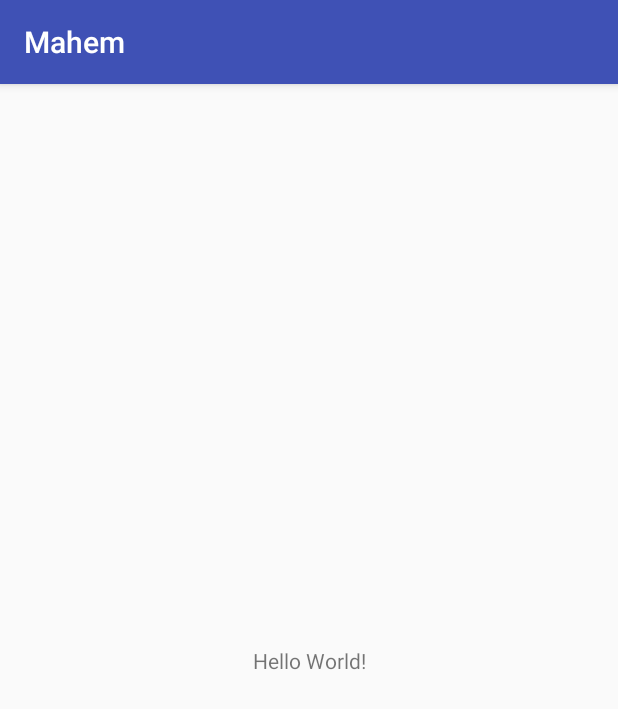
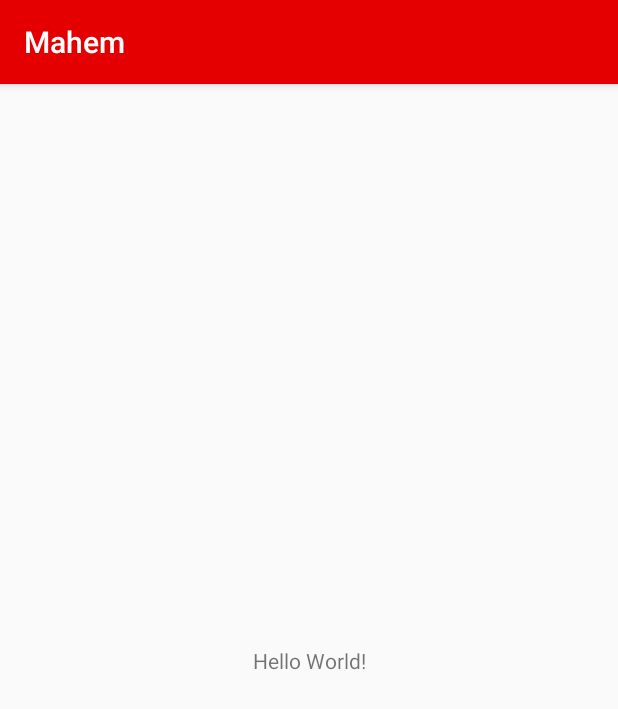
Before and after one commit to mhrd/Mahem, an Android app: the screen it shows after launch (MainActivity), on a phone screen of 412 x 824 dp. Shown: the top 709 px of the screen. Run offline under Robolectric (Android 15) with nearby library versions, the phone set to English and light mode, and no system bars.

Commit message:
Update colors.xml

```diff
--- a/app/src/main/res/values/colors.xml
+++ b/app/src/main/res/values/colors.xml
@@ -1,6 +1,9 @@
 <?xml version="1.0" encoding="utf-8"?>
 <resources>
-    <color name="colorPrimary">#3F51B5</color>
-    <color name="colorPrimaryDark">#303F9F</color>
-    <color name="colorAccent">#FF4081</color>
+    <color name="colorPrimary">#E40000</color>
+    <color name="colorPrimaryDark">#E40000</color>
+    <color name="colorAccent">#E40000</color>
+
+    <color name="colorDefaultBackground">#EEEEEE</color>
+    <color name="colorBorders">#95989A</color>
 </resources>
```
